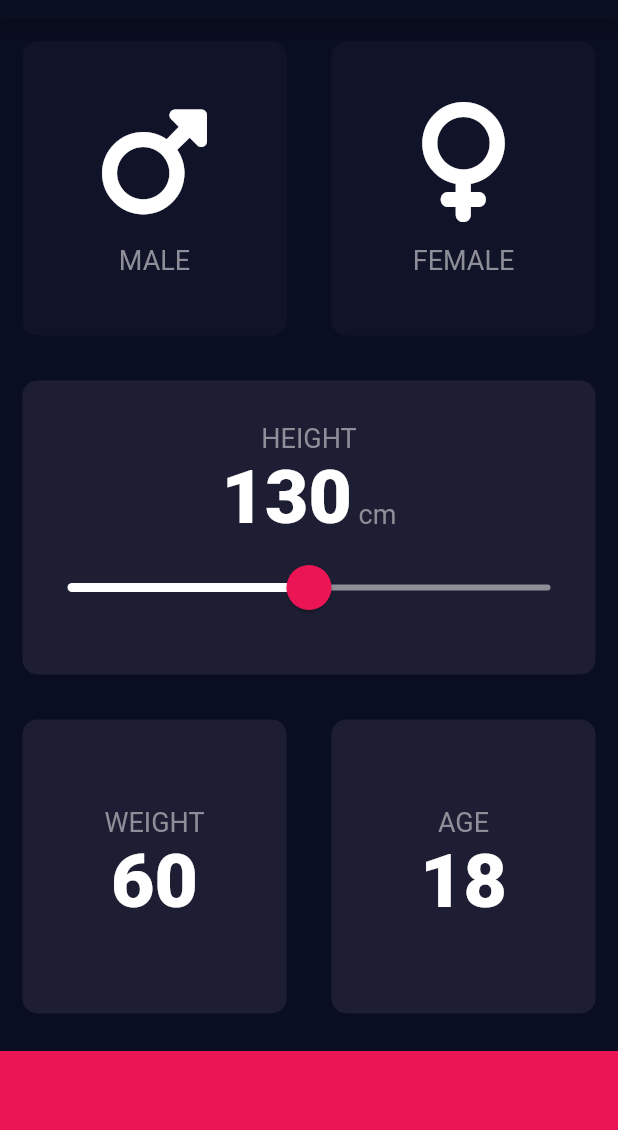
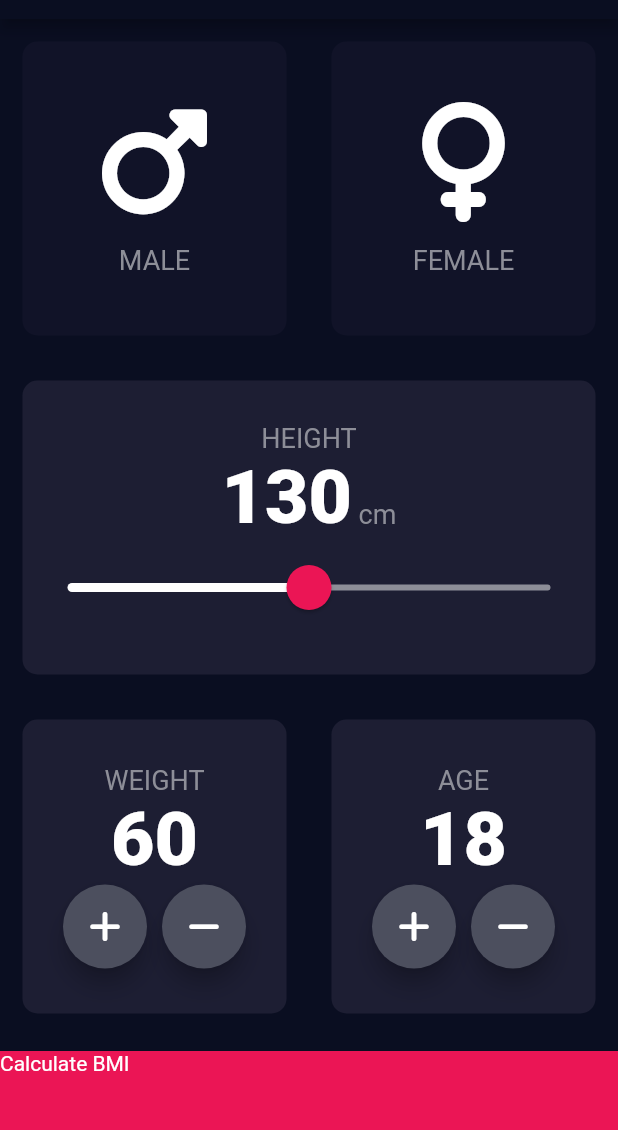
Before and after one commit to manvendrasingh09/Codes, a Flutter app: the screen it shows after launch, on a phone screen of 412 x 824 dp, the part 65-1195 px from its top. Run offline on Flutter 3.47's test engine with Material 2 defaults, Android fonts, the light colour scheme and no system bars; our stand-ins replace audioplayers, font_awesome_flutter, rflutter_alert.

Commit message:
using Android Studio

```diff
--- a/AppDev/bmi_calculator/lib/input_page.dart
+++ b/AppDev/bmi_calculator/lib/input_page.dart
@@ -133,7 +133,31 @@ class _InputPageState extends State<InputPage> {
                         Text(
                           weight.toString(),
                           style: kFontStyle,
-                        )
+                        ),
+                        Row(
+                          mainAxisAlignment: MainAxisAlignment.center,
+                          children: [
+                            RoundIconButton(
+                              icon: FontAwesomeIcons.plus,
+                              onPress: () {
+                                setState(() {
+                                  weight++;
+                                });
+                              },
+                            ),
+                            const SizedBox(
+                              width: 10.0,
+                            ),
+                            RoundIconButton(
+                              icon: FontAwesomeIcons.minus,
+                              onPress: () {
+                                setState(() {
+                                  weight--;
+                                });
+                              },
+                            ),
+                          ],
+                        ),
                       ],
                     ),
                   ),
@@ -151,7 +175,31 @@ class _InputPageState extends State<InputPage> {
                         Text(
                           age.toString(),
                           style: kFontStyle,
-                        )
+                        ),
+                        Row(
+                          mainAxisAlignment: MainAxisAlignment.center,
+                          children: [
+                            RoundIconButton(
+                              icon: FontAwesomeIcons.plus,
+                              onPress: () {
+                                setState(() {
+                                  age++;
+                                });
+                              },
+                            ),
+                            const SizedBox(
+                              width: 10.0,
+                            ),
+                            RoundIconButton(
+                              icon: FontAwesomeIcons.minus,
+                              onPress: () {
+                                setState(() {
+                                  age--;
+                                });
+                              },
+                            ),
+                          ],
+                        ),
                       ],
                     ),
                   ),
@@ -164,9 +212,30 @@ class _InputPageState extends State<InputPage> {
             margin: const EdgeInsets.only(top: 10.0),
             height: kBottomContainerHeight,
             width: double.infinity,
+            child: const Text('Calculate BMI'),
           )
         ],
       ),
     );
   }
 }
+
+class RoundIconButton extends StatelessWidget {
+  const RoundIconButton({required this.icon, required this.onPress, super.key});
+  final IconData icon;
+  final VoidCallback? onPress;
+  @override
+  Widget build(BuildContext context) {
+    return RawMaterialButton(
+      onPressed: onPress,
+      elevation: 6.0,
+      constraints: const BoxConstraints.tightFor(
+        width: 56.0,
+        height: 56.0,
+      ),
+      shape: const CircleBorder(),
+      fillColor: const Color(0xFF4C4F5E),
+      child: Icon(icon),
+    );
+  }
+}
```
